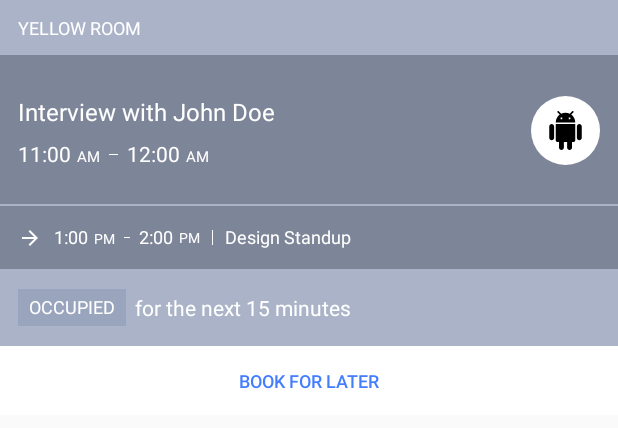
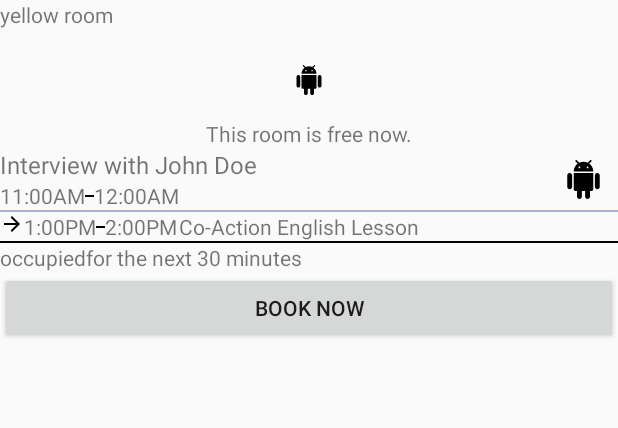
Before and after one commit to elpassion/instaroom-android, an Android app: the layout item_room.xml on its own in the app's theme, with its tools: preview values and no code run, on a phone screen of 412 x 824 dp. Shown: the top 428 px of the screen. Run offline under Robolectric (Android 15) with nearby library versions, the phone set to English and light mode, and no system bars.

Commit message:
Clean up and fix layout

```diff
--- a/app/src/main/res/layout/item_room.xml
+++ b/app/src/main/res/layout/item_room.xml
@@ -1,270 +1,202 @@
 <?xml version="1.0" encoding="utf-8"?>
 <androidx.constraintlayout.widget.ConstraintLayout xmlns:android="http://schemas.android.com/apk/res/android"
     xmlns:app="http://schemas.android.com/apk/res-auto"
-    xmlns:tools="http://schemas.android.com/tools"
     android:layout_width="match_parent"
     android:layout_height="wrap_content"
-    android:layout_marginBottom="12dp"
-    android:theme="@style/ItemRoomStyle">
+    android:layout_marginBottom="12dp">
 
     <TextView
-        android:id="@+id/item_room_name_tv"
+        android:id="@+id/ItemRoomName"
         android:layout_width="match_parent"
         android:layout_height="wrap_content"
-        android:background="@color/colorPrimary"
-        android:paddingBottom="10dp"
-        android:paddingEnd="@dimen/medium_padding"
-        android:paddingStart="@dimen/medium_padding"
-        android:paddingTop="10dp"
-        android:textAllCaps="true"
-        android:textColor="@android:color/white"
-        android:textSize="12sp"
-        android:text="yellow room" />
-
-    <View
-        android:id="@+id/item_room_meeting_v"
-        android:layout_width="match_parent"
-        android:layout_height="0dp"
-        android:background="@color/greyDark"
-        app:layout_constraintBottom_toTopOf="@id/item_room_line_v"
-        app:layout_constraintTop_toBottomOf="@id/item_room_name_tv" />
+        android:text="yellow room"
+        app:layout_constraintEnd_toEndOf="parent"
+        app:layout_constraintStart_toStartOf="parent"
+        app:layout_constraintTop_toTopOf="parent" />
 
     <ImageView
-        android:id="@+id/item_room_free_icon_iv"
+        android:id="@+id/ItemRoomFreeIcon"
         android:layout_width="36dp"
         android:layout_height="36dp"
         android:layout_marginTop="@dimen/basic_padding"
-        android:background="@drawable/round"
-        android:backgroundTint="@color/blueDark"
         android:padding="8dp"
         android:src="@drawable/ic_android"
-        android:tint="@android:color/white"
-        android:visibility="invisible"
-        app:layout_constraintBottom_toTopOf="@id/item_room_free_tv"
         app:layout_constraintEnd_toEndOf="parent"
         app:layout_constraintStart_toStartOf="parent"
-        app:layout_constraintTop_toBottomOf="@id/item_room_name_tv" />
+        app:layout_constraintTop_toBottomOf="@id/ItemRoomName" />
 
     <TextView
-        android:id="@+id/item_room_free_tv"
+        android:id="@+id/ItemRoomFreeInfo"
         android:layout_width="wrap_content"
         android:layout_height="wrap_content"
+        android:layout_marginTop="@dimen/small_padding"
         android:layout_marginBottom="@dimen/large_padding"
-        android:layout_marginTop="@dimen/small_padding"
         android:text="@string/this_room_is_free_now"
-        android:textColor="@android:color/white"
-        android:visibility="invisible"
-        app:layout_constraintBottom_toBottomOf="@id/item_room_meeting_v"
-        app:layout_constraintEnd_toEndOf="@id/item_room_free_icon_iv"
-        app:layout_constraintStart_toStartOf="@id/item_room_free_icon_iv"
-        app:layout_constraintTop_toBottomOf="@id/item_room_free_icon_iv" />
+        app:layout_constraintEnd_toEndOf="parent"
+        app:layout_constraintStart_toStartOf="parent"
+        app:layout_constraintTop_toBottomOf="@id/ItemRoomFreeIcon" />
 
     <TextView
-        android:id="@+id/item_room_meeting_title_tv"
+        android:id="@+id/ItemRoomEventTitle"
         android:layout_width="wrap_content"
         android:layout_height="wrap_content"
-        android:textColor="@android:color/white"
+        android:text="Interview with John Doe"
         android:textSize="16sp"
-        app:layout_constraintBottom_toTopOf="@id/item_room_meeting_time_start_tv"
-        app:layout_constraintStart_toStartOf="@id/item_room_guideline_start"
-        app:layout_constraintTop_toBottomOf="@id/item_room_name_tv"
-        app:layout_constraintVertical_chainStyle="packed"
-        android:text="Interview with John Doe" />
+        app:layout_constraintStart_toStartOf="parent"
+        app:layout_constraintTop_toBottomOf="@id/ItemRoomFreeInfo" />
 
     <TextView
-        android:id="@+id/item_room_meeting_time_start_tv"
-        style="@style/ItemRoomMeetingTimeStyle"
-        android:layout_marginTop="10dp"
-        app:layout_constraintBottom_toBottomOf="@id/item_room_line_v"
-        app:layout_constraintStart_toStartOf="@id/item_room_guideline_start"
-        app:layout_constraintTop_toBottomOf="@id/item_room_meeting_title_tv"
-        android:text="11:00" />
+        android:id="@+id/ItemRoomEventTimeBegin"
+        android:layout_width="wrap_content"
+        android:layout_height="wrap_content"
+        android:text="11:00"
+        app:layout_constraintTop_toBottomOf="@id/ItemRoomEventTitle" />
 
     <TextView
-        android:id="@+id/item_room_meeting_time_start_unit_tv"
-        style="@style/ItemRoomMeetingTimeUnitStyle"
-        app:layout_constraintBottom_toBottomOf="@id/item_room_meeting_time_start_tv"
-        app:layout_constraintStart_toEndOf="@id/item_room_meeting_time_start_tv"
-        android:text="AM" />
+        android:id="@+id/ItemRoomEventTimeBeginZone"
+        android:layout_width="wrap_content"
+        android:layout_height="wrap_content"
+        android:text="AM"
+        app:layout_constraintBottom_toBottomOf="@id/ItemRoomEventTimeBegin"
+        app:layout_constraintStart_toEndOf="@id/ItemRoomEventTimeBegin" />
 
     <View
-        android:id="@+id/item_room_meeting_time_separator"
+        android:id="@+id/ItemRoomEventTime"
         android:layout_width="6dp"
-        android:layout_height="0.8dp"
-        android:layout_marginStart="6dp"
-        android:background="@android:color/white"
-        app:layout_constraintBottom_toBottomOf="@id/item_room_meeting_time_start_tv"
-        app:layout_constraintStart_toEndOf="@id/item_room_meeting_time_start_unit_tv"
-        app:layout_constraintTop_toTopOf="@id/item_room_meeting_time_start_tv" />
+        android:layout_height="1dp"
+        android:background="@android:color/black"
+        app:layout_constraintBottom_toBottomOf="@id/ItemRoomEventTimeBegin"
+        app:layout_constraintStart_toEndOf="@id/ItemRoomEventTimeBeginZone"
+        app:layout_constraintTop_toTopOf="@id/ItemRoomEventTimeBegin" />
 
     <TextView
-        android:id="@+id/item_room_meeting_time_end_tv"
-        style="@style/ItemRoomMeetingTimeStyle"
-        android:layout_marginStart="6dp"
-        app:layout_constraintBaseline_toBaselineOf="@id/item_room_meeting_time_start_tv"
-        app:layout_constraintStart_toEndOf="@id/item_room_meeting_time_separator"
-        android:text="12:00" />
+        android:id="@+id/ItemRoomEventTimeEnd"
+        android:layout_width="wrap_content"
+        android:layout_height="wrap_content"
+        android:text="12:00"
+        app:layout_constraintBaseline_toBaselineOf="@id/ItemRoomEventTimeBegin"
+        app:layout_constraintStart_toEndOf="@id/ItemRoomEventTime" />
 
     <TextView
-        android:id="@+id/item_room_meeting_time_end_unit_tv"
-        style="@style/ItemRoomMeetingTimeUnitStyle"
-        app:layout_constraintBottom_toBottomOf="@id/item_room_meeting_time_start_tv"
-        app:layout_constraintStart_toEndOf="@id/item_room_meeting_time_end_tv"
-        android:text="AM" />
+        android:id="@+id/ItemRoomEventTimeEndZone"
+        android:layout_width="wrap_content"
+        android:layout_height="wrap_content"
+        android:text="AM"
+        app:layout_constraintBottom_toBottomOf="@id/ItemRoomEventTimeEnd"
+        app:layout_constraintStart_toEndOf="@id/ItemRoomEventTimeEnd" />
 
     <ImageView
+        android:id="@+id/ItemRoomEventIcon"
         android:layout_width="46dp"
         android:layout_height="46dp"
-        android:background="@drawable/round"
-        android:backgroundTint="@android:color/white"
         android:padding="10dp"
         android:src="@drawable/ic_android"
-        app:layout_constraintBottom_toBottomOf="@id/item_room_meeting_time_start_tv"
-        app:layout_constraintEnd_toEndOf="@id/item_room_guideline_end"
-        app:layout_constraintTop_toTopOf="@id/item_room_meeting_title_tv" />
+        app:layout_constraintBottom_toBottomOf="@id/ItemRoomEventTimeBegin"
+        app:layout_constraintEnd_toEndOf="parent"
+        app:layout_constraintTop_toTopOf="@id/ItemRoomEventTitle" />
 
     <View
-        android:id="@+id/item_room_line_v"
+        android:id="@+id/ItemRoomNextEventHelperTop"
         android:layout_width="match_parent"
         android:layout_height="1dp"
         android:background="@color/colorPrimary"
-        app:layout_constraintTop_toBottomOf="@id/item_room_meeting_v" />
-
-    <View
-        android:layout_width="match_parent"
-        android:layout_height="0dp"
-        android:background="@color/greyDark"
-        app:layout_constraintBottom_toTopOf="@id/item_room_status_desc_tv"
-        app:layout_constraintTop_toBottomOf="@id/item_room_line_v" />
+        app:layout_constraintTop_toBottomOf="@id/ItemRoomEventTimeBegin" />
 
     <ImageView
-        android:id="@+id/item_room_arrow_icon_iv"
+        android:id="@+id/ItemRoomNextEventArrow"
         android:layout_width="16dp"
         android:layout_height="16dp"
         android:src="@drawable/ic_arrow_forward"
-        android:tint="@android:color/white"
-        app:layout_constraintBottom_toBottomOf="@id/item_room_time_start_tv"
-        app:layout_constraintStart_toStartOf="@id/item_room_guideline_start"
-        app:layout_constraintTop_toBottomOf="@id/item_room_line_v"
-        app:layout_constraintTop_toTopOf="@id/item_room_time_start_tv" />
+        app:layout_constraintStart_toStartOf="parent"
+        app:layout_constraintTop_toBottomOf="@id/ItemRoomNextEventHelperTop" />
 
     <TextView
-        android:id="@+id/item_room_time_start_tv"
-        style="@style/ItemRoomNextMeetingTextStyle"
-        android:layout_marginStart="@dimen/small_padding"
-        android:textColor="@android:color/white"
-        app:layout_constraintStart_toEndOf="@id/item_room_arrow_icon_iv"
-        app:layout_constraintTop_toBottomOf="@id/item_room_line_v"
-        android:text="1:00" />
+        android:id="@+id/ItemRoomNextEventTimeBegin"
+        android:layout_width="wrap_content"
+        android:layout_height="wrap_content"
+        android:text="1:00"
+        app:layout_constraintStart_toEndOf="@id/ItemRoomNextEventArrow"
+        app:layout_constraintTop_toBottomOf="@id/ItemRoomNextEventHelperTop" />
 
     <TextView
-        android:id="@+id/item_room_time_start_unit_tv"
-        style="@style/ItemRoomTimeUnitStyle"
+        android:id="@+id/ItemRoomNextEventTimeBeginZone"
         android:layout_width="wrap_content"
         android:layout_height="wrap_content"
-        android:layout_marginStart="@dimen/tiny_padding"
-        android:textSize="9sp"
-        app:layout_constraintBaseline_toBaselineOf="@id/item_room_time_start_tv"
-        app:layout_constraintStart_toEndOf="@id/item_room_time_start_tv"
-        app:layout_constraintTop_toTopOf="@id/item_room_time_start_tv"
-        android:text="PM" />
+        android:text="PM"
+        app:layout_constraintBaseline_toBaselineOf="@id/ItemRoomNextEventTimeBegin"
+        app:layout_constraintStart_toEndOf="@id/ItemRoomNextEventTimeBegin"
+        app:layout_constraintTop_toTopOf="@id/ItemRoomNextEventTimeBegin" />
 
     <View
-        android:id="@+id/item_room_time_range_icon_iv"
-        android:layout_width="4dp"
-        android:layout_height="0.7dp"
-        android:layout_marginStart="6dp"
-        android:background="@android:color/white"
-        app:layout_constraintBottom_toBottomOf="@id/item_room_time_start_tv"
-        app:layout_constraintStart_toEndOf="@id/item_room_time_start_unit_tv"
-        app:layout_constraintTop_toTopOf="@id/item_room_time_start_tv" />
+        android:id="@+id/ItemRoomNextEventTime"
+        android:layout_width="6dp"
+        android:layout_height="1dp"
+        android:background="@android:color/black"
+        app:layout_constraintBottom_toBottomOf="@id/ItemRoomNextEventTimeBeginZone"
+        app:layout_constraintStart_toEndOf="@id/ItemRoomNextEventTimeBeginZone"
+        app:layout_constraintTop_toTopOf="@id/ItemRoomNextEventTimeBeginZone" />
 
     <TextView
-        android:id="@+id/item_room_time_end_tv"
-        style="@style/ItemRoomNextMeetingTextStyle"
-        android:layout_marginStart="6dp"
-        app:layout_constraintStart_toEndOf="@id/item_room_time_range_icon_iv"
-        app:layout_constraintTop_toBottomOf="@id/item_room_line_v"
-        android:text="2:00" />
+        android:id="@+id/ItemRoomNextEventTimeEnd"
+        android:layout_width="wrap_content"
+        android:layout_height="wrap_content"
+        android:text="2:00"
+        app:layout_constraintBaseline_toBaselineOf="@id/ItemRoomNextEventTimeBegin"
+        app:layout_constraintStart_toEndOf="@id/ItemRoomNextEventTime" />
 
     <TextView
-        android:id="@+id/item_room_time_end_unit_tv"
-        style="@style/ItemRoomTimeUnitStyle"
+        android:id="@+id/ItemRoomNextEventTimeEndZone"
         android:layout_width="wrap_content"
         android:layout_height="wrap_content"
-        android:layout_marginStart="@dimen/tiny_padding"
-        android:textAllCaps="true"
-        android:textSize="9sp"
-        app:layout_constraintBottom_toBottomOf="@id/item_room_time_end_tv"
-        app:layout_constraintStart_toEndOf="@id/item_room_time_end_tv"
-        app:layout_constraintTop_toTopOf="@id/item_room_time_end_tv"
-        android:text="PM" />
+        android:text="PM"
+        app:layout_constraintBottom_toBottomOf="@id/ItemRoomNextEventTimeEnd"
+        app:layout_constraintStart_toEndOf="@id/ItemRoomNextEventTimeEnd" />
 
     <View
-        android:id="@+id/item_room_next_meeting_title_separator"
-        android:layout_width="0.7dp"
-        android:layout_height="10dp"
-        android:layout_marginStart="@dimen/small_padding"
-        android:background="@android:color/white"
-        app:layout_constraintBottom_toBottomOf="@id/item_room_time_start_tv"
-        app:layout_constraintStart_toEndOf="@id/item_room_time_end_unit_tv"
-        app:layout_constraintTop_toTopOf="@id/item_room_time_start_tv" />
+        android:id="@+id/ItemRoomNextEventTimeHelper"
+        android:layout_width="1dp"
+        android:layout_height="0dp"
+        app:layout_constraintBottom_toBottomOf="@id/ItemRoomNextEventTimeBegin"
+        app:layout_constraintStart_toEndOf="@id/ItemRoomNextEventTimeEndZone"
+        app:layout_constraintTop_toTopOf="@id/ItemRoomNextEventTimeBegin" />
 
     <TextView
-        android:id="@+id/item_room_next_meeting_title_tv"
-        style="@style/ItemRoomNextMeetingTextStyle"
+        android:id="@+id/ItemRoomNextEventTitle"
         android:layout_width="wrap_content"
         android:layout_height="wrap_content"
-        android:layout_marginStart="@dimen/small_padding"
-        app:layout_constraintBaseline_toBaselineOf="@id/item_room_time_start_tv"
-        app:layout_constraintStart_toEndOf="@id/item_room_next_meeting_title_separator"
-        android:text="Design Standup" />
+        android:text="Co-Action English Lesson"
+        app:layout_constraintBaseline_toBaselineOf="@id/ItemRoomNextEventTimeBegin"
+        app:layout_constraintStart_toEndOf="@id/ItemRoomNextEventTimeHelper" />
 
     <View
-        android:layout_width="match_parent"
-        android:layout_height="0dp"
-        android:background="@color/colorPrimary"
-        app:layout_constraintBottom_toBottomOf="@id/item_room_status_desc_tv"
-        app:layout_constraintTop_toTopOf="@id/item_room_status_desc_tv" />
+        android:id="@+id/ItemRoomNextEventTimeHelperBottom"
+        android:layout_width="0dp"
+        android:layout_height="1dp"
+        android:layout_marginStart="@dimen/small_padding"
+        android:background="@android:color/black"
+        app:layout_constraintTop_toBottomOf="@id/ItemRoomNextEventTimeEndZone" />
 
     <TextView
-        android:id="@+id/item_room_status_tv"
-        style="@style/ItemRoomStatus.Occuped"
-        app:layout_constraintBottom_toBottomOf="@id/item_room_status_desc_tv"
-        app:layout_constraintStart_toStartOf="@id/item_room_guideline_start"
-        app:layout_constraintTop_toTopOf="@id/item_room_status_desc_tv"
-        android:text="occupied" />
+        android:id="@+id/ItemRoomStatusLabel"
+        android:layout_width="wrap_content"
+        android:layout_height="wrap_content"
+        android:text="occupied"
+        app:layout_constraintStart_toStartOf="parent"
+        app:layout_constraintTop_toBottomOf="@id/ItemRoomNextEventTimeHelperBottom" />
 
     <TextView
-        android:id="@+id/item_room_status_desc_tv"
+        android:id="@+id/ItemRoomStatusInfo"
         android:layout_width="wrap_content"
         android:layout_height="wrap_content"
-        android:layout_marginStart="6dp"
-        android:paddingBottom="@dimen/basic_padding"
-        android:paddingTop="@dimen/basic_padding"
-        android:textColor="@android:color/white"
-        app:layout_constraintStart_toEndOf="@id/item_room_status_tv"
-        app:layout_constraintTop_toBottomOf="@id/item_room_time_start_tv"
-        android:text="for the next 15 minutes" />
+        android:text="for the next 30 minutes"
+        app:layout_constraintBaseline_toBaselineOf="@id/ItemRoomStatusLabel"
+        app:layout_constraintStart_toEndOf="@id/ItemRoomStatusLabel" />
 
     <Button
-        android:id="@+id/item_room_book_button"
-        style="@style/ItemRoomButton.BookLater"
-        app:layout_constraintTop_toBottomOf="@id/item_room_status_desc_tv"
-        android:text="book for later" />
-
-    <androidx.constraintlayout.widget.Guideline
-        android:id="@+id/item_room_guideline_start"
-        android:layout_width="wrap_content"
+        android:id="@+id/ItemRoomBookButton"
+        android:layout_width="match_parent"
         android:layout_height="wrap_content"
-        android:orientation="vertical"
-        app:layout_constraintGuide_begin="@dimen/medium_padding" />
-
-    <androidx.constraintlayout.widget.Guideline
-        android:id="@+id/item_room_guideline_end"
-        android:layout_width="wrap_content"
-        android:layout_height="wrap_content"
-        android:orientation="vertical"
-        app:layout_constraintGuide_end="@dimen/medium_padding" />
+        android:text="book now"
+        app:layout_constraintTop_toBottomOf="@id/ItemRoomStatusLabel" />
 
 </androidx.constraintlayout.widget.ConstraintLayout>
```
